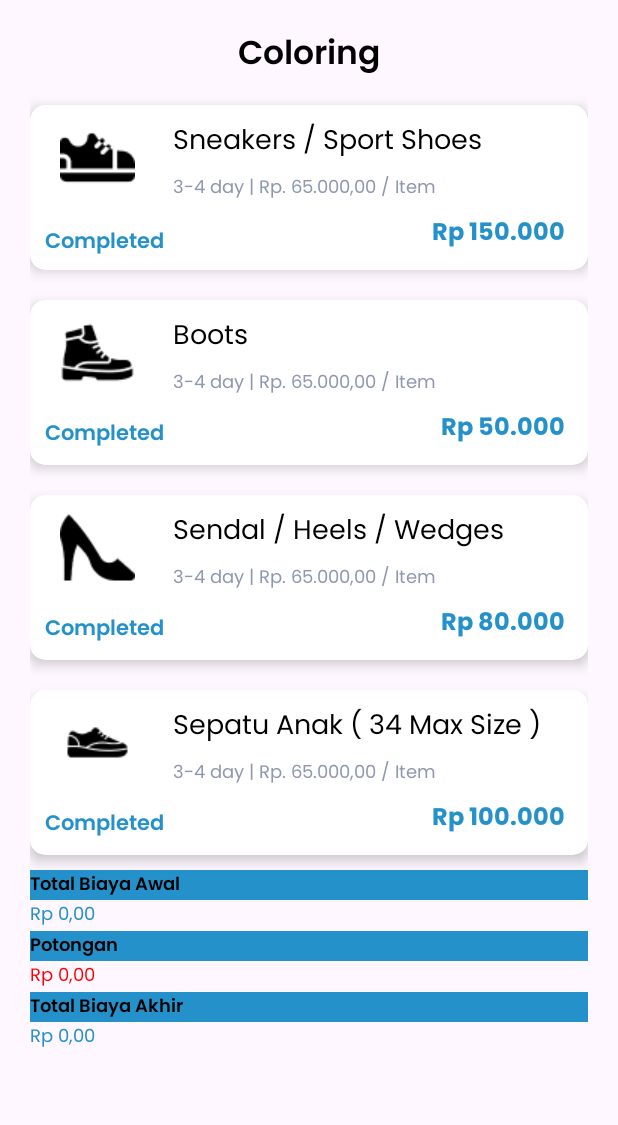
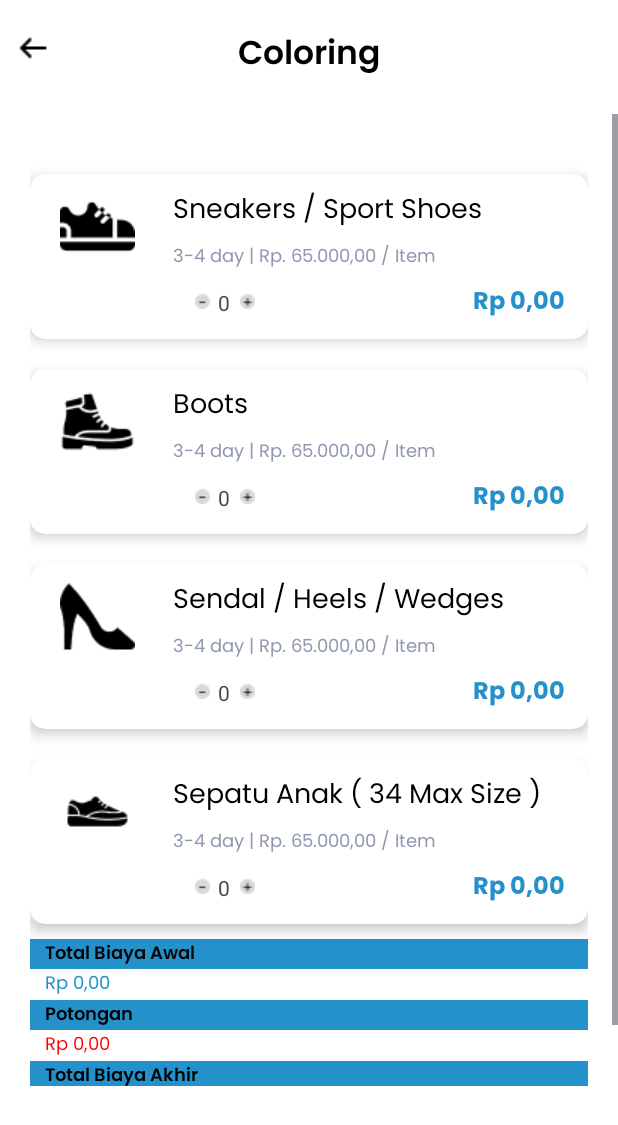
Before and after one commit to ikhwanalfi/SneakerSuds, an Android app: the layout activity_coloring.xml on its own in the app's theme, with its tools: preview values and no code run, on a phone screen of 412 x 824 dp. Shown: the top 1125 px of the screen. Run offline under Robolectric (Android 15) with nearby library versions, the phone set to English and light mode, and no system bars.

Commit message:
Pesan commit yang menjelaskan perubahan

```diff
--- a/app/src/main/res/layout/activity_cleaning.xml
+++ b/app/src/main/res/layout/activity_cleaning.xml
@@ -5,10 +5,18 @@
     xmlns:tools="http://schemas.android.com/tools"
     android:layout_width="match_parent"
     android:layout_height="match_parent"
+    android:background="@color/white"
     tools:context=".CleaningActivity">
+
+    <ImageButton
+        android:layout_width="wrap_content"
+        android:layout_height="wrap_content"
+
+        />
 
     <TextView
         android:id="@+id/titleBasket"
+        android:background="@color/white"
         android:layout_width="wrap_content"
         android:layout_height="wrap_content"
         android:layout_centerHorizontal="true"
@@ -19,6 +27,7 @@
         android:textSize="22sp" />
 
     <ScrollView
+        android:background="@color/white"
         android:layout_width="match_parent"
         android:layout_height="wrap_content"
         android:layout_below="@id/titleBasket"
@@ -416,7 +425,7 @@
                     android:fontFamily="@font/poppinssemibold"
                     android:text="Total Biaya Awal"
                     android:textColor="@color/black"
-
+                    android:layout_marginStart="10dp"
                     android:textSize="12dp"
                     tools:ignore="TextSizeCheck" />
 
@@ -425,6 +434,7 @@
             <TextView
                 android:layout_width="wrap_content"
                 android:layout_height="wrap_content"
+                android:layout_marginStart="10dp"
                 android:layout_alignParentEnd="true"
                 android:fontFamily="@font/poppinsregular"
                 android:text="Rp 0,00"
@@ -443,6 +453,7 @@
                     android:fontFamily="@font/poppinssemibold"
                     android:text="Potongan"
                     android:textColor="@color/black"
+                    android:layout_marginStart="10dp"
                     android:textSize="12dp"
                     tools:ignore="TextSizeCheck" />
 
@@ -453,6 +464,8 @@
                 android:layout_height="wrap_content"
                 android:layout_alignParentEnd="true"
                 android:fontFamily="@font/poppinsregular"
+
+                android:layout_marginStart="10dp"
                 android:text="Rp 0,00"
                 android:textColor="@color/red"
                 android:textSize="12dp"
@@ -470,6 +483,7 @@
                     android:text="Total Biaya Akhir"
                     android:textColor="@color/black"
                     android:textSize="12dp"
+                    android:layout_marginStart="10dp"
                     tools:ignore="TextSizeCheck" />
 
             </RelativeLayout>
@@ -481,6 +495,7 @@
                 android:fontFamily="@font/poppinsregular"
                 android:text="Rp 0,00"
                 android:textColor="@color/blue"
+                android:layout_marginStart="10dp"
                 android:textSize="12dp"
                 tools:ignore="TextSizeCheck" />
 
--- a/app/src/main/res/layout/activity_coloring.xml
+++ b/app/src/main/res/layout/activity_coloring.xml
@@ -5,10 +5,23 @@
     xmlns:tools="http://schemas.android.com/tools"
     android:layout_width="match_parent"
     android:layout_height="match_parent"
-    tools:context=".BasketFragment">
+    android:background="@color/white"
+    tools:context=".CleaningActivity">
+
+    <ImageButton
+        android:id="@+id/back"
+        android:layout_width="wrap_content"
+        android:layout_height="wrap_content"
+        android:background="@drawable/back"
+        android:layout_marginTop="20dp"
+        android:layout_marginStart="10dp"
+
+
+        />
 
     <TextView
         android:id="@+id/titleBasket"
+        android:background="@color/white"
         android:layout_width="wrap_content"
         android:layout_height="wrap_content"
         android:layout_centerHorizontal="true"
@@ -19,10 +32,11 @@
         android:textSize="22sp" />
 
     <ScrollView
+        android:background="@color/white"
         android:layout_width="match_parent"
         android:layout_height="wrap_content"
-        android:layout_below="@id/cvSearch"
-        android:layout_marginTop="30dp"
+        android:layout_below="@id/titleBasket"
+        android:layout_marginTop="20dp"
         android:layout_marginBottom="100dp">
 
         <LinearLayout
@@ -65,16 +79,31 @@
                         android:layout_marginEnd="10dp"
                         android:layout_marginBottom="10dp"
                         android:src="@drawable/sportshoes" />
-
-                    <TextView
-                        android:id="@+id/completed1"
+                    <ImageView
+                        android:layout_below="@id/subtitle1"
                         android:layout_width="wrap_content"
                         android:layout_height="wrap_content"
-                        android:layout_below="@id/image1"
+                        android:layout_marginStart="100dp"
+                        android:layout_marginTop="12dp"
+                        android:src="@drawable/icon_kurang"
+                        />
+                    <TextView
+                        android:id="@+id/text_1"
+                        android:layout_below="@id/subtitle1"
+                        android:layout_width="wrap_content"
+                        android:layout_height="wrap_content"
+                        android:layout_marginStart="115dp"
                         android:layout_marginTop="10dp"
-                        android:fontFamily="@font/poppinssemibold"
-                        android:text="Completed"
-                        android:textColor="@color/blue" />
+                        android:text="0"
+                        />
+                    <ImageView
+                        android:layout_below="@id/subtitle1"
+                        android:layout_width="wrap_content"
+                        android:layout_height="wrap_content"
+                        android:layout_marginStart="130dp"
+                        android:layout_marginTop="12dp"
+                        android:src="@drawable/icon_tambah"
+                        />
 
                     <TextView
                         android:id="@+id/title1"
@@ -110,7 +139,7 @@
                         android:layout_marginRight="5dp"
                         android:layout_marginBottom="10dp"
                         android:fontFamily="@font/poppinsbold"
-                        android:text="Rp 150.000"
+                        android:text="Rp 0,00"
                         android:textColor="@color/blue"
                         android:textSize="16sp" />
                 </RelativeLayout>
@@ -142,15 +171,32 @@
                         android:layout_marginEnd="10dp"
                         android:layout_marginBottom="10dp"
                         android:src="@drawable/boot" />
-                    <TextView
-                        android:id="@+id/completed2"
-                        android:layout_below="@id/image2"
+
+                    <ImageView
                         android:layout_width="wrap_content"
                         android:layout_height="wrap_content"
-                        android:text="Completed"
-                        android:textColor="@color/blue"
-                        android:fontFamily="@font/poppinssemibold"
-                        android:layout_marginTop="8dp"/>
+                        android:layout_below="@id/subtitle2"
+                        android:layout_marginStart="100dp"
+                        android:layout_marginTop="12dp"
+                        android:src="@drawable/icon_kurang" />
+                    <TextView
+                        android:id="@+id/text_2"
+                        android:layout_below="@id/subtitle2"
+                        android:layout_width="wrap_content"
+                        android:layout_height="wrap_content"
+                        android:layout_marginStart="115dp"
+                        android:layout_marginTop="10dp"
+                        android:text="0"
+                        />
+                    <ImageView
+                        android:layout_below="@id/subtitle2"
+                        android:layout_width="wrap_content"
+                        android:layout_height="wrap_content"
+                        android:layout_marginStart="130dp"
+                        android:layout_marginTop="12dp"
+                        android:src="@drawable/icon_tambah"
+                        />
+
 
                     <TextView
                         android:id="@+id/title2"
@@ -186,7 +232,7 @@
                         android:layout_marginRight="5dp"
                         android:layout_marginBottom="10dp"
                         android:fontFamily="@font/poppinsbold"
-                        android:text="Rp 50.000"
+                        android:text="Rp 0,00"
                         android:textColor="@color/blue"
                         android:textSize="16sp" />
                 </RelativeLayout>
@@ -208,21 +254,40 @@
                     android:layout_width="match_parent"
                     android:layout_height="match_parent"
                     android:paddingHorizontal="10dp">
+
                     <ImageView
                         android:id="@+id/image3"
                         android:layout_width="50dp"
                         android:layout_height="50dp"
-                        android:src="@drawable/highheels"
-                        android:layout_margin="10dp"/>
-                    <TextView
-                        android:id="@+id/completed3"
-                        android:layout_below="@id/image3"
+                        android:layout_marginStart="10dp"
+                        android:layout_marginTop="10dp"
+                        android:layout_marginEnd="10dp"
+                        android:layout_marginBottom="10dp"
+                        android:src="@drawable/highheels" />
+                    <ImageView
                         android:layout_width="wrap_content"
                         android:layout_height="wrap_content"
-                        android:text="Completed"
-                        android:textColor="@color/blue"
-                        android:fontFamily="@font/poppinssemibold"
-                        android:layout_marginTop="8dp"/>
+                        android:layout_below="@id/subtitle3"
+                        android:layout_marginStart="100dp"
+                        android:layout_marginTop="12dp"
+                        android:src="@drawable/icon_kurang" />
+                    <TextView
+                        android:id="@+id/text_3"
+                        android:layout_below="@id/subtitle3"
+                        android:layout_width="wrap_content"
+                        android:layout_height="wrap_content"
+                        android:layout_marginStart="115dp"
+                        android:layout_marginTop="10dp"
+                        android:text="0"
+                        />
+                    <ImageView
+                        android:layout_below="@id/subtitle3"
+                        android:layout_width="wrap_content"
+                        android:layout_height="wrap_content"
+                        android:layout_marginStart="130dp"
+                        android:layout_marginTop="12dp"
+                        android:src="@drawable/icon_tambah"
+                        />
 
                     <TextView
                         android:id="@+id/title3"
@@ -258,7 +323,7 @@
                         android:layout_marginRight="5dp"
                         android:layout_marginBottom="10dp"
                         android:fontFamily="@font/poppinsbold"
-                        android:text="Rp 80.000"
+                        android:text="Rp 0,00"
                         android:textColor="@color/blue"
                         android:textSize="16sp" />
                 </RelativeLayout>
@@ -280,22 +345,40 @@
                     android:layout_width="match_parent"
                     android:layout_height="match_parent"
                     android:paddingHorizontal="10dp">
+
                     <ImageView
                         android:id="@+id/image4"
                         android:layout_width="50dp"
                         android:layout_height="50dp"
-                        android:src="@drawable/gymshoes"
-                        android:layout_margin="10dp"/>
-                    <TextView
-                        android:id="@+id/completed4"
-                        android:layout_below="@id/image4"
+                        android:layout_marginStart="10dp"
+                        android:layout_marginTop="10dp"
+                        android:layout_marginEnd="10dp"
+                        android:layout_marginBottom="10dp"
+                        android:src="@drawable/gymshoes" />
+                    <ImageView
                         android:layout_width="wrap_content"
                         android:layout_height="wrap_content"
-                        android:text="Completed"
-                        android:textColor="@color/blue"
-                        android:fontFamily="@font/poppinssemibold"
-                        android:layout_marginTop="8dp"/>
-
+                        android:layout_below="@id/subtitle4"
+                        android:layout_marginStart="100dp"
+                        android:layout_marginTop="12dp"
+                        android:src="@drawable/icon_kurang" />
+                    <TextView
+                        android:id="@+id/text_4"
+                        android:layout_below="@id/subtitle4"
+                        android:layout_width="wrap_content"
+                        android:layout_height="wrap_content"
+                        android:layout_marginStart="115dp"
+                        android:layout_marginTop="10dp"
+                        android:text="0"
+                        />
+                    <ImageView
+                        android:layout_below="@id/subtitle4"
+                        android:layout_width="wrap_content"
+                        android:layout_height="wrap_content"
+                        android:layout_marginStart="130dp"
+                        android:layout_marginTop="12dp"
+                        android:src="@drawable/icon_tambah"
+                        />
                     <TextView
                         android:id="@+id/title4"
                         android:layout_width="wrap_content"
@@ -330,7 +413,7 @@
                         android:layout_marginRight="5dp"
                         android:layout_marginBottom="10dp"
                         android:fontFamily="@font/poppinsbold"
-                        android:text="Rp 100.000"
+                        android:text="Rp 0,00"
                         android:textColor="@color/blue"
                         android:textSize="16sp" />
                 </RelativeLayout>
@@ -347,18 +430,22 @@
                     android:fontFamily="@font/poppinssemibold"
                     android:text="Total Biaya Awal"
                     android:textColor="@color/black"
-
-                    android:textSize="12dp" />
+                    android:layout_marginStart="10dp"
+                    android:textSize="12dp"
+                    tools:ignore="TextSizeCheck" />
 
             </RelativeLayout>
+
             <TextView
                 android:layout_width="wrap_content"
                 android:layout_height="wrap_content"
+                android:layout_marginStart="10dp"
+                android:layout_alignParentEnd="true"
+                android:fontFamily="@font/poppinsregular"
                 android:text="Rp 0,00"
-                android:fontFamily="@font/poppinsregular"
+                android:textColor="@color/blue"
                 android:textSize="12dp"
-                android:textColor="@color/blue"
-                android:layout_alignParentEnd="true"/>
+                tools:ignore="TextSizeCheck" />
 
             <RelativeLayout
                 android:layout_width="match_parent"
@@ -371,17 +458,23 @@
                     android:fontFamily="@font/poppinssemibold"
                     android:text="Potongan"
                     android:textColor="@color/black"
-                    android:textSize="12dp" />
+                    android:layout_marginStart="10dp"
+                    android:textSize="12dp"
+                    tools:ignore="TextSizeCheck" />
 
             </RelativeLayout>
+
             <TextView
                 android:layout_width="wrap_content"
                 android:layout_height="wrap_content"
+                android:layout_alignParentEnd="true"
+                android:fontFamily="@font/poppinsregular"
+
+                android:layout_marginStart="10dp"
                 android:text="Rp 0,00"
-                android:fontFamily="@font/poppinsregular"
+                android:textColor="@color/red"
                 android:textSize="12dp"
-                android:textColor="@color/red"
-                android:layout_alignParentEnd="true"/>
+                tools:ignore="TextSizeCheck" />
 
             <RelativeLayout
                 android:layout_width="match_parent"
@@ -394,17 +487,31 @@
                     android:fontFamily="@font/poppinssemibold"
                     android:text="Total Biaya Akhir"
                     android:textColor="@color/black"
-                    android:textSize="12dp" />
+                    android:textSize="12dp"
+                    android:layout_marginStart="10dp"
+                    tools:ignore="TextSizeCheck" />
 
             </RelativeLayout>
+
             <TextView
                 android:layout_width="wrap_content"
                 android:layout_height="wrap_content"
+                android:layout_alignParentEnd="true"
+                android:fontFamily="@font/poppinsregular"
                 android:text="Rp 0,00"
-                android:fontFamily="@font/poppinsregular"
+                android:textColor="@color/blue"
+                android:layout_marginStart="10dp"
                 android:textSize="12dp"
-                android:textColor="@color/blue"
-                android:layout_alignParentEnd="true"/>
+                tools:ignore="TextSizeCheck" />
+
+            <TextView
+                android:id="@+id/btn_lanjut"
+                android:layout_width="wrap_content"
+                android:layout_height="wrap_content"
+                android:text="Lanjutkan"
+                android:textColor="@color/black"
+                android:background="@color/white"
+                android:layout_marginStart="250dp"/>
 
 
         </LinearLayout>
```
